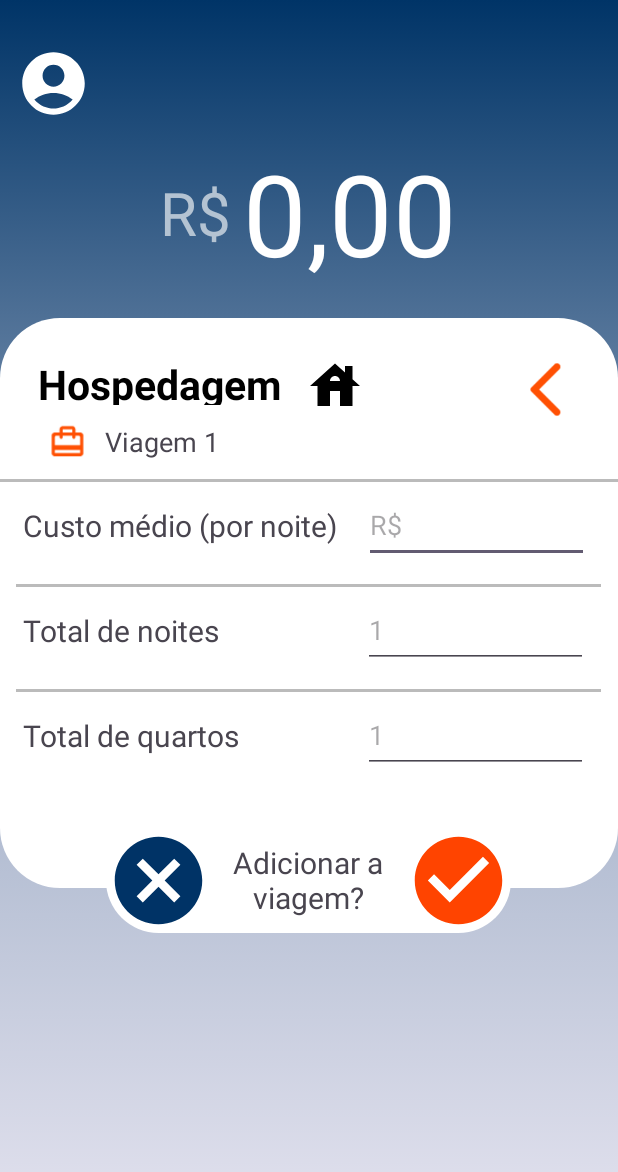
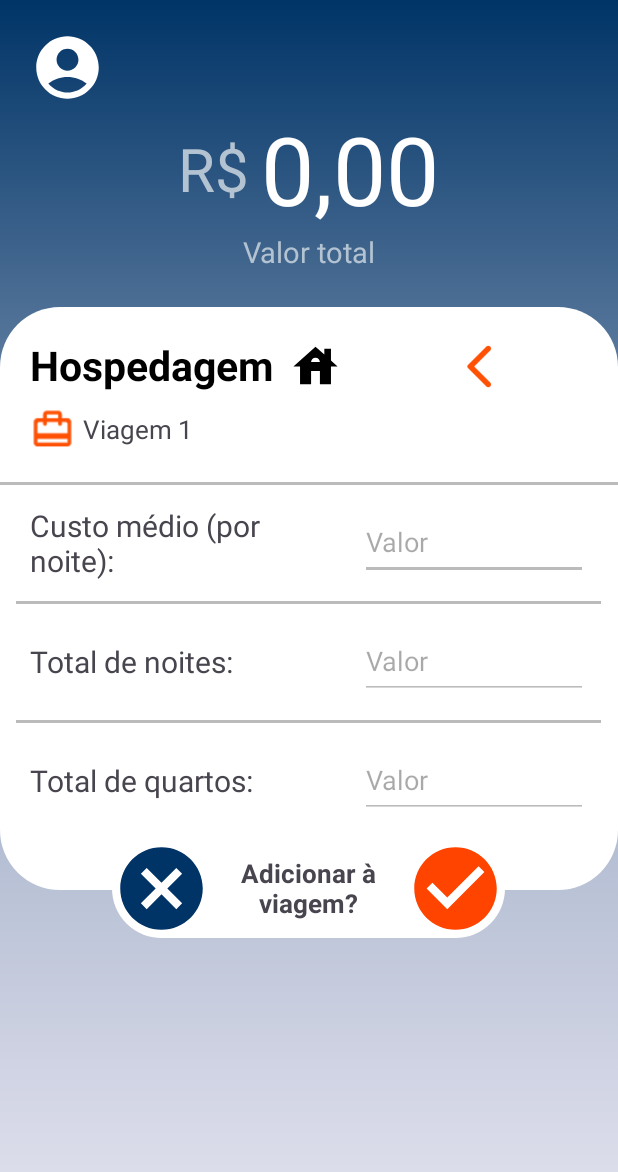
Before and after one commit to GeoHBR/ProjetoMobile, an Android app: the Hospedagem screen opened directly, with no data from a screen before it, on a phone screen of 412 x 824 dp. Shown: the top 1172 px of the screen. Run offline under Robolectric (Android 15) with nearby library versions, the phone set to English and light mode, and no system bars.

Commit message:
Reorganização da tela Hospedagem

```diff
--- a/app/src/main/res/layout/activity_hospedagem.xml
+++ b/app/src/main/res/layout/activity_hospedagem.xml
@@ -7,32 +7,37 @@
     android:orientation="vertical"
     android:background="@drawable/padrao_background"
     tools:context=".Hospedagem">
+
     <LinearLayout
+        android:layout_width="match_parent"
+        android:layout_height="wrap_content"
+        android:layout_marginStart="20dp"
         android:layout_marginTop="20dp"
         android:gravity="center_vertical"
-        android:padding="5dp"
-        android:layout_width="match_parent"
-        android:layout_height="wrap_content"
         android:orientation="horizontal">
+
         <ImageView
-            android:layout_margin="5dp"
             android:layout_width="50dp"
             android:layout_height="50dp"
-            android:src="@drawable/pessoa_perfil_padrao"/>
+            android:src="@drawable/pessoa_perfil_padrao" />
+
         <TextView
             android:id="@+id/usuarioHospedagem"
-            android:layout_margin="5dp"
             android:layout_width="wrap_content"
             android:layout_height="wrap_content"
-            android:textColor="@color/white"
-            android:textSize="20dp"
-            android:text="Fulano lopes da silva"/>
+            android:layout_margin="5dp"
+            android:fontFamily="@font/padrao"
+            android:text="@string/nome_do_individuo"
+            android:textColor="@color/gray1"
+            android:textSize="20sp" />
     </LinearLayout>
+
     <LinearLayout
         android:gravity="center"
         android:layout_width="match_parent"
         android:layout_height="wrap_content"
         android:orientation="horizontal">
+
         <TextView
             android:layout_marginRight="4dp"
 
@@ -41,169 +46,180 @@
             android:layout_height="wrap_content"
             android:textSize="40dp"
             android:textColor="@color/gray1"
-            android:text="R$"/>
+            android:text="R$" />
+
         <TextView
             android:id="@+id/totalHospedagem"
             android:layout_marginLeft="4dp"
             android:gravity="center"
             android:layout_width="wrap_content"
             android:layout_height="wrap_content"
-            android:textSize="75dp"
+            android:textSize="63sp"
             android:textColor="@color/white"
+            android:text="0,00" />
+    </LinearLayout>
 
-            android:text="0,00"/>
-    </LinearLayout>
+    <TextView
+        android:layout_width="match_parent"
+        android:layout_height="wrap_content"
+        android:gravity="center_horizontal"
+        android:text="Valor total"
+        android:textColor="@color/gray1"
+        android:textSize="19sp" />
+
     <LinearLayout
+        android:layout_width="match_parent"
+        android:layout_height="wrap_content"
         android:orientation="vertical"
-        android:layout_marginTop="20dp"
-        android:layout_width="match_parent"
-        android:layout_height="wrap_content">
+        android:layout_marginTop="24dp" >
+
         <LinearLayout
             android:layout_width="match_parent"
+            android:layout_height="wrap_content"
             android:layout_gravity="center"
             android:orientation="vertical"
-            android:layout_height="380dp"
-            android:background="@drawable/borda_branco_branco"
-            >
+            android:background="@drawable/borda_branco_branco" >
+
             <LinearLayout
                 android:layout_width="match_parent"
-                android:layout_height="70dp"
-                android:orientation="horizontal"
-                >
+                android:layout_height="wrap_content"
+                android:orientation="horizontal" >
+
                 <TextView
-                    android:layout_marginTop="25dp"
-                    android:layout_marginLeft="25dp"
                     android:layout_width="wrap_content"
                     android:layout_height="wrap_content"
+                    android:layout_marginTop="20dp"
+                    android:layout_marginLeft="20dp"
                     android:textColor="@color/black"
                     android:textStyle="bold"
-                    android:paddingBottom="12dp"
-                    android:textSize="27dp"
-                    android:text="Hospedagem"/>
+                    android:textSize="27sp"
+                    android:text="Hospedagem" />
 
                 <ImageView
-                    android:layout_marginTop="25dp"
-                    android:layout_marginLeft="15dp"
-                    android:layout_width="40dp"
-                    android:layout_height="40dp"
-                    android:src="@drawable/icone_hospedagem"/>
+                    android:layout_width="35dp"
+                    android:layout_height="35dp"
+                    android:layout_gravity="bottom"
+                    android:layout_marginStart="10dp"
+                    android:src="@drawable/icone_hospedagem" />
+
                 <ImageView
                     android:id="@+id/voltarHospedagem"
-                    android:layout_marginTop="25dp"
-                    android:layout_marginLeft="80dp"
+                    android:layout_width="fill_parent"
+                    android:layout_height="35dp"
+                    android:src="@drawable/seta_voltar"
+                    android:layout_gravity="bottom" />
+            </LinearLayout>
+
+            <LinearLayout
+                android:layout_width="match_parent"
+                android:layout_height="wrap_content"
+                android:layout_marginBottom="20dp"
+                android:layout_marginStart="20dp"
+                android:layout_marginTop="9dp"
+                android:gravity="center_vertical"
+                android:orientation="horizontal" >
+
+                <ImageView
+                    android:layout_width="30dp"
+                    android:layout_height="30dp"
+                    android:src="@drawable/icone_mala" />
+
+                <TextView
                     android:layout_width="wrap_content"
                     android:layout_height="wrap_content"
-                    android:src="@drawable/seta_voltar"/>
-            </LinearLayout>
-            <LinearLayout
-                android:layout_marginTop="-5dp"
-                android:layout_marginBottom="12dp"
-                android:orientation="horizontal"
-                android:layout_width="match_parent"
-                android:layout_height="wrap_content">
-                <ImageView
-                    android:layout_marginTop="5dp"
-                    android:layout_marginLeft="30dp"
-                    android:layout_width="30dp"
-                    android:layout_height="25dp"
-                    android:src="@drawable/icone_mala"/>
-                <TextView
-                    android:layout_marginTop="5dp"
-                    android:layout_marginLeft="10dp"
-                    android:layout_width="wrap_content"
-                    android:layout_height="wrap_content"
-                    android:textSize="18dp"
-                    android:text="Viagem 1"/>
-
+                    android:layout_marginStart="5dp"
+                    android:text="Viagem 1"
+                    android:textSize="17sp" />
 
             </LinearLayout>
 
             <View
                 android:layout_width="match_parent"
                 android:layout_height="2dp"
-                android:background="@color/gray"
-                />
-
-
-
+                android:background="@color/gray" />
 
             <LinearLayout
-                android:gravity="center"
-                android:layout_width="wrap_content"
-                android:layout_height="wrap_content"
-                android:orientation="horizontal">
+                android:layout_width="match_parent"
+                android:layout_height="77dp"
+                android:layout_marginHorizontal="20dp"
+                android:gravity="center_vertical"
+                android:orientation="horizontal" >
+
                 <TextView
-                    android:layout_margin="15dp"
-                    android:layout_width="212dp"
+                    android:layout_width="200dp"
                     android:layout_height="wrap_content"
-                    android:textSize="20dp"
-                    android:text="Custo médio (por noite)"
-                    />
+                    android:layout_marginEnd="20dp"
+                    android:textSize="20sp"
+                    android:text="Custo médio (por noite):" />
 
                 <EditText
                     android:id="@+id/custoNoiteHospedagem"
-                    android:hint="R$"
-                    android:inputType="numberDecimal"
-                    android:layout_width="150dp"
-                    android:layout_height="50dp"/>
+                    android:layout_width="fill_parent"
+                    android:layout_height="50dp"
+                    android:backgroundTint="@color/gray"
+                    android:hint="Valor"
+                    android:inputType="numberDecimal" />
 
             </LinearLayout>
+
             <View
-                android:layout_marginTop="10dp"
                 android:layout_gravity="center"
                 android:layout_width="390dp"
                 android:layout_height="2dp"
-                android:background="@color/gray"
-                />
+                android:background="@color/gray" />
+
             <LinearLayout
-                android:gravity="center"
-                android:layout_width="wrap_content"
-                android:layout_height="wrap_content"
-                android:orientation="horizontal">
+                android:layout_width="match_parent"
+                android:layout_height="77dp"
+                android:layout_marginHorizontal="20dp"
+                android:gravity="center_vertical"
+                android:orientation="horizontal" >
+
                 <TextView
-                    android:layout_margin="15dp"
                     android:layout_width="200dp"
                     android:layout_height="wrap_content"
-                    android:textSize="20dp"
-                    android:text="Total de noites"
-                    />
+                    android:layout_marginEnd="20dp"
+                    android:textSize="20sp"
+                    android:text="Total de noites:" />
 
                 <EditText
                     android:id="@+id/totalNoitesHospedagem"
-                    android:layout_marginLeft="11dp"
-                    android:hint="1"
-                    android:inputType="number"
-                    android:layout_width="150dp"
-                    android:layout_height="50dp"/>
+                    android:layout_width="fill_parent"
+                    android:layout_height="50dp"
+                    android:backgroundTint="@color/gray"
+                    android:hint="Valor"
+                    android:inputType="number" />
 
             </LinearLayout>
+
             <View
-                android:layout_marginTop="10dp"
                 android:layout_gravity="center"
                 android:layout_width="390dp"
                 android:layout_height="2dp"
-                android:background="@color/gray"
-                />
+                android:background="@color/gray" />
+
             <LinearLayout
-                android:gravity="center"
-                android:layout_width="wrap_content"
-                android:layout_height="wrap_content"
-                android:orientation="horizontal">
+                android:layout_width="match_parent"
+                android:layout_height="77dp"
+                android:layout_marginHorizontal="20dp"
+                android:gravity="center_vertical"
+                android:orientation="horizontal"
+                android:layout_marginBottom="34dp" >
+
                 <TextView
-                    android:layout_margin="15dp"
                     android:layout_width="200dp"
                     android:layout_height="wrap_content"
-                    android:textSize="20dp"
-                    android:text="Total de quartos"
-                    />
+                    android:layout_marginEnd="20dp"
+                    android:textSize="20sp"
+                    android:text="Total de quartos:" />
 
                 <EditText
                     android:id="@+id/totalQuartoHospedagem"
-                    android:layout_marginLeft="11dp"
-                    android:hint="1"
-                    android:inputType="number"
-                    android:layout_width="150dp"
-                    android:layout_height="50dp"/>
+                    android:layout_width="fill_parent"
+                    android:layout_height="50dp"
+                    android:backgroundTint="@color/gray"
+                    android:hint="Valor"
+                    android:inputType="number" />
 
             </LinearLayout>
 
@@ -211,49 +227,39 @@
         </LinearLayout>
 
         <LinearLayout
+            android:layout_width="wrap_content"
+            android:layout_height="wrap_content"
             android:background="@drawable/borda_branco_branco"
-            android:layout_marginTop="-40dp"
+            android:layout_marginTop="-34dp"
             android:layout_gravity="center"
-            android:gravity="center"
-            android:layout_width="270dp"
-            android:layout_height="wrap_content">
+            android:gravity="center" >
+
             <ImageView
                 android:id="@+id/cancelarHospedagem"
-                android:layout_width="70dp"
-                android:layout_height="70dp"
-                android:src="@drawable/icone_x"/>
+                android:layout_width="66dp"
+                android:layout_height="66dp"
+                android:src="@drawable/icone_x" />
+
             <TextView
+                android:layout_width="110dp"
+                android:layout_height="wrap_content"
                 android:layout_marginLeft="10dp"
                 android:layout_marginRight="10dp"
-                android:textSize="20dp"
+                android:textSize="17sp"
                 android:layout_gravity="center"
                 android:gravity="center"
-                android:layout_width="110dp"
-                android:layout_height="wrap_content"
-                android:text="Adicionar a viagem?"/>
+                android:text="Adicionar à viagem?"
+                android:textStyle="bold" />
+
             <ImageView
                 android:id="@+id/salvarHospedagem"
-                android:layout_width="70dp"
-                android:layout_height="70dp"
-                android:src="@drawable/icone_ok"/>
+                android:layout_width="66dp"
+                android:layout_height="66dp"
+                android:src="@drawable/icone_ok" />
         </LinearLayout>
-
-
-
-
-
-
-
-
-
-
-
-
 
 
     </LinearLayout>
 
 
-
-
 </LinearLayout>
--- a/app/src/main/res/layout/activity_refeicoes.xml
+++ b/app/src/main/res/layout/activity_refeicoes.xml
@@ -99,7 +99,6 @@
                     android:layout_width="35dp"
                     android:layout_height="35dp"
                     android:layout_gravity="bottom"
-
                     android:layout_marginStart="10dp"
                     android:src="@drawable/talheres" />
 
@@ -108,7 +107,7 @@
                     android:layout_width="fill_parent"
                     android:layout_height="35dp"
                     android:src="@drawable/seta_voltar"
-                    android:layout_gravity="bottom"/>
+                    android:layout_gravity="bottom" />
             </LinearLayout>
 
             <LinearLayout
@@ -131,7 +130,6 @@
                     android:layout_marginStart="5dp"
                     android:text="Viagem 1"
                     android:textSize="17sp" />
-
 
             </LinearLayout>
 
```
